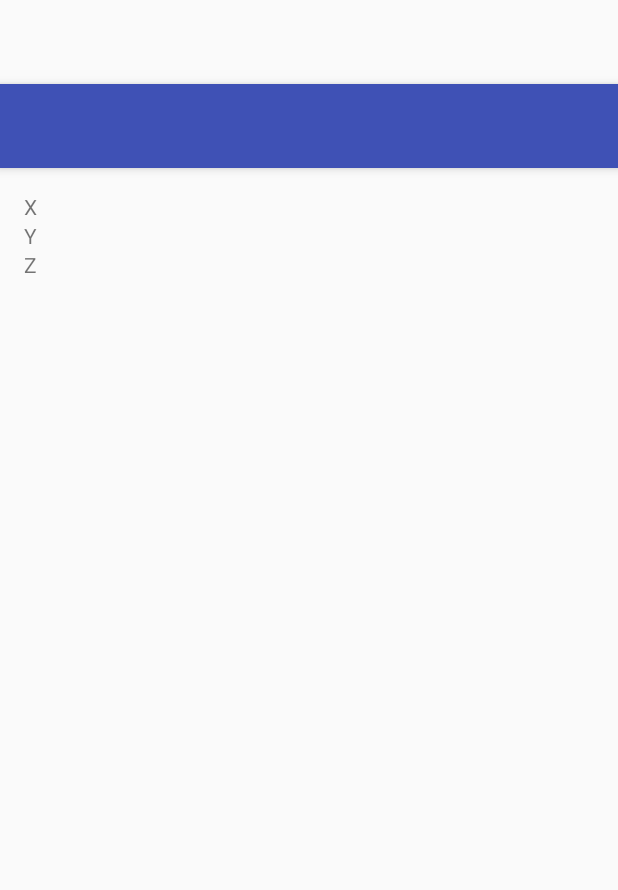
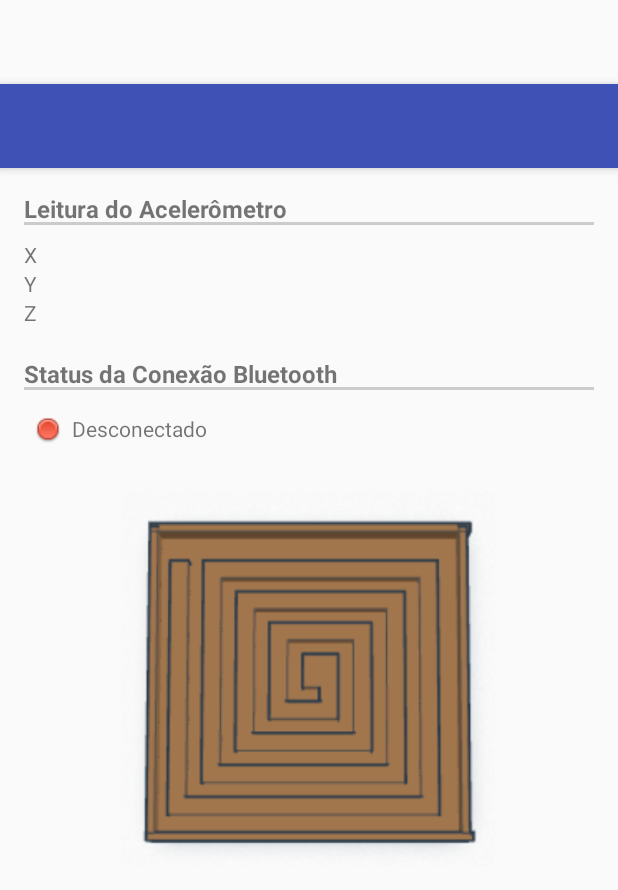
Before and after one commit to MatheusPinheiro23/ball-maze-android, an Android app: the layout activity_main.xml on its own in the app's theme, with its tools: preview values and no code run, on a phone screen of 412 x 824 dp. Shown: the top 890 px of the screen. Run offline under Robolectric (Android 15) with nearby library versions, the phone set to English and light mode, and no system bars.

Commit message:
refactoring and simple layout added

```diff
--- a/app/src/main/res/layout/content_main.xml
+++ b/app/src/main/res/layout/content_main.xml
@@ -15,13 +15,37 @@
     <TextView
         android:layout_width="wrap_content"
         android:layout_height="wrap_content"
+        android:text="@string/label_acelerometro"
+        android:textSize="16dp"
+        android:textStyle="bold"
+        android:id="@+id/textTagAcelerometer"
+        android:layout_alignParentLeft="true"
+        android:layout_alignParentStart="true"
+        android:layout_marginBottom="10dp"/>
+
+    <View
+        android:layout_width="fill_parent"
+        android:layout_height="2dp"
+        android:background="#CCCCCC"
+        android:layout_alignBottom="@+id/textTagAcelerometer"
+        android:layout_alignParentRight="true"
+        android:layout_alignParentEnd="true"/>
+
+    <TextView
+        android:layout_width="wrap_content"
+        android:layout_height="wrap_content"
         android:text="X"
-        android:id="@+id/textViewX" />
+        android:textSize="14dp"
+        android:id="@+id/textViewX"
+        android:layout_below="@+id/textTagAcelerometer"
+        android:layout_alignParentLeft="true"
+        android:layout_alignParentStart="true"/>
 
     <TextView
         android:layout_width="wrap_content"
         android:layout_height="wrap_content"
         android:text="Y"
+        android:textSize="14dp"
         android:id="@+id/textViewY"
         android:layout_below="@+id/textViewX"
         android:layout_alignParentLeft="true"
@@ -31,8 +55,64 @@
         android:layout_width="wrap_content"
         android:layout_height="wrap_content"
         android:text="Z"
+        android:textSize="14dp"
         android:id="@+id/textViewZ"
         android:layout_below="@+id/textViewY"
         android:layout_alignParentLeft="true"
         android:layout_alignParentStart="true" />
+
+    <TextView
+        android:layout_width="wrap_content"
+        android:layout_height="wrap_content"
+        android:text="@string/label_bluetooth"
+        android:textSize="16dp"
+        android:textStyle="bold"
+        android:id="@+id/textTagBluetooth"
+        android:layout_below="@+id/textViewZ"
+        android:layout_alignParentLeft="true"
+        android:layout_alignParentStart="true"
+        android:layout_marginBottom="10dp"
+        android:layout_marginTop="20dp"/>
+
+    <View
+        android:layout_width="fill_parent"
+        android:layout_height="2dp"
+        android:background="#CCCCCC"
+        android:layout_alignBottom="@+id/textTagBluetooth"
+        android:layout_alignParentRight="true"
+        android:layout_alignParentEnd="true"/>
+
+    <ImageView
+        android:id="@+id/bluetoothStatus"
+        android:layout_width="wrap_content"
+        android:layout_height="wrap_content"
+        android:src="@drawable/disconnected"
+        android:minWidth="30dp"
+        android:minHeight="30dp"
+        android:layout_below="@+id/textTagBluetooth"
+        android:layout_alignParentLeft="true"
+        android:layout_alignParentStart="true" />
+
+    <TextView
+        android:layout_width="wrap_content"
+        android:layout_height="wrap_content"
+        android:text="@string/label_desconectado"
+        android:textSize="14dp"
+        android:id="@+id/textBluetoothStatus"
+        android:layout_alignTop="@+id/bluetoothStatus"
+        android:layout_toRightOf="@+id/bluetoothStatus"
+        android:layout_toEndOf="@+id/bluetoothStatus"
+        android:layout_alignBottom="@+id/bluetoothStatus"
+        android:gravity="center_vertical"/>
+
+    <ImageView
+        android:id="@+id/mazeImageView"
+        android:layout_width="wrap_content"
+        android:layout_height="wrap_content"
+        android:src="@drawable/maze_front"
+        android:layout_marginTop="57dp"
+        android:minWidth="250dp"
+        android:minHeight="250dp"
+        android:layout_below="@+id/textTagBluetooth"
+        android:layout_centerHorizontal="true" />
 </RelativeLayout>
--- a/app/src/main/res/values/strings.xml
+++ b/app/src/main/res/values/strings.xml
@@ -1,5 +1,10 @@
 <resources>
-    <string name="app_name">ball-maze-android</string>
+    <string name="app_name">Labirinto Arduino</string>
     <string name="action_conectar">Conectar</string>
     <string name="action_desconectar">Desconectar</string>
+    <string name="label_conectado">Conectado</string>
+    <string name="label_desconectado">Desconectado</string>
+    <string name="label_bluetooth">Status da Conexão Bluetooth</string>
+    <string name="label_acelerometro">Leitura do Acelerômetro</string>
+
 </resources>
```
Also changed, not shown: app/src/main/java/br/edu/ifsp/sbv/ball_maze_android/MainActivity.java (+62 -24 lines), app/src/main/java/br/edu/ifsp/sbv/ball_maze_android/bluetooth/BluetoothConnection.java (renamed from app/src/main/java/br/edu/ifsp/sbv/ball_maze_android/utils/BluetoothConnection.java, +20 -12 lines), app/src/main/java/br/edu/ifsp/sbv/ball_maze_android/bluetooth/BluetoothConstants.java (renamed from app/src/main/java/br/edu/ifsp/sbv/ball_maze_android/utils/BluetoothConstants.java, +6 -2 lines), app/src/main/java/br/edu/ifsp/sbv/ball_maze_android/utils/BallMazeConstants.java (added, +17 -0 lines), app/src/main/res/drawable/connected.png (added), app/src/main/res/drawable/disconnected.png (added), app/src/main/res/drawable/maze_down.png (added), app/src/main/res/drawable/maze_down_left.png (added), app/src/main/res/drawable/maze_down_right.png (added), app/src/main/res/drawable/maze_front.png (added), app/src/main/res/drawable/maze_left.png (added), app/src/main/res/drawable/maze_right.png (added), app/src/main/res/drawable/maze_up.png (added), app/src/main/res/drawable/maze_up_left.png (added), 1 more files.
